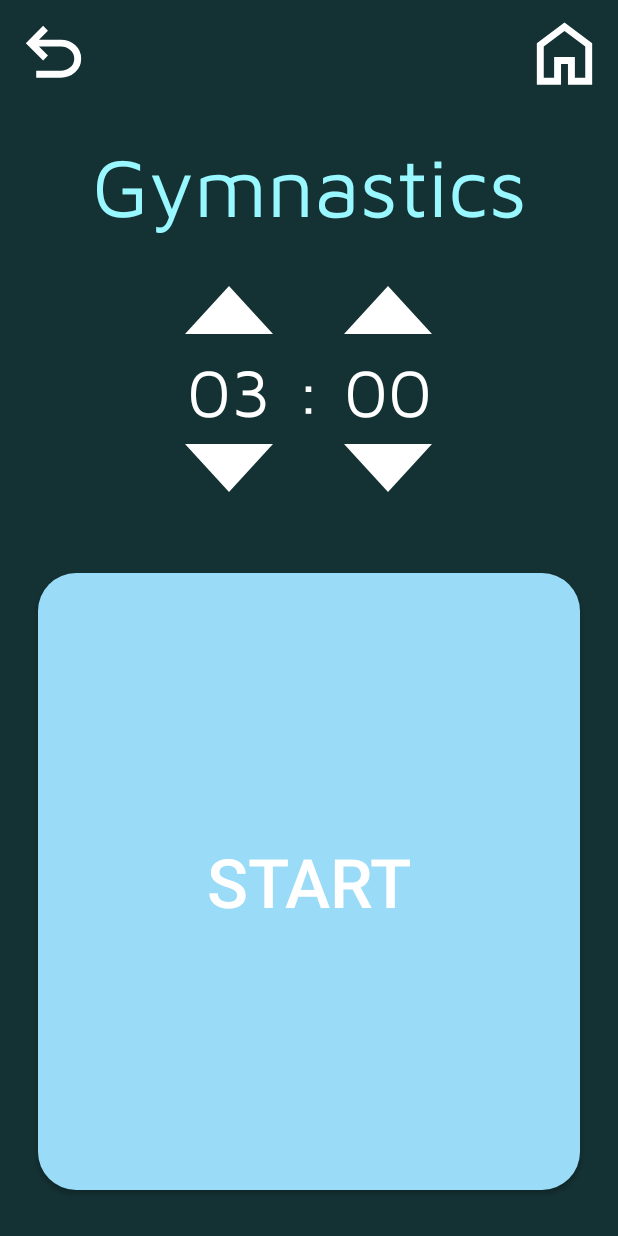
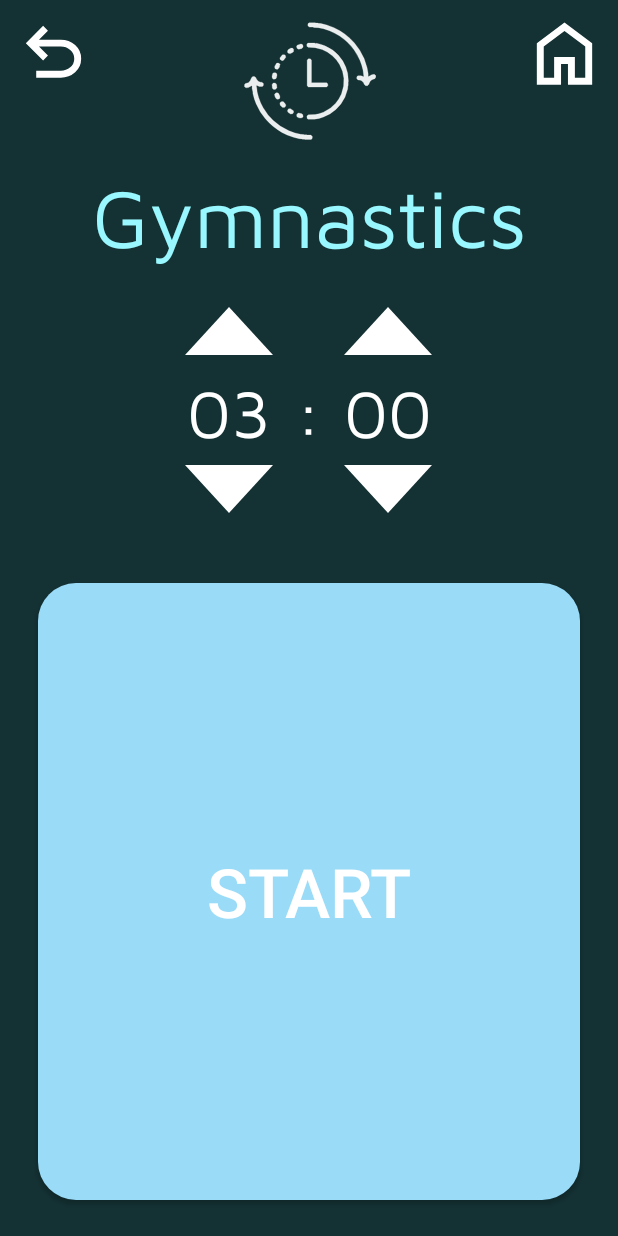
Before and after one commit to grturk/timeroo, an Android app: the screen it shows after launch (MainActivity), on a phone screen of 412 x 824 dp. Run offline under Robolectric (Android 15) with nearby library versions, the phone set to English and light mode, and no system bars.

Commit message:
prva stran dizajn, layout za meni narejen

```diff
--- a/app/build.gradle.kts
+++ b/app/build.gradle.kts
@@ -33,6 +33,7 @@ dependencies {
     implementation("androidx.appcompat:appcompat:1.6.1")
     implementation("com.google.android.material:material:1.11.0")
     implementation("androidx.constraintlayout:constraintlayout:2.1.4")
+    implementation("androidx.activity:activity:1.8.0")
     testImplementation("junit:junit:4.13.2")
     androidTestImplementation("androidx.test.ext:junit:1.1.5")
     androidTestImplementation("androidx.test.espresso:espresso-core:3.5.1")
--- /dev/null
+++ b/app/src/main/res/drawable/rounded_button_green_1.xml
@@ -0,0 +1,5 @@
+<?xml version="1.0" encoding="utf-8"?>
+<shape xmlns:android="http://schemas.android.com/apk/res/android">
+    <solid android:color="@color/firstGreenButton"/>
+    <corners android:radius="25dp" />
+</shape>
--- /dev/null
+++ b/app/src/main/res/drawable/rounded_button_green_2.xml
@@ -0,0 +1,5 @@
+<?xml version="1.0" encoding="utf-8"?>
+<shape xmlns:android="http://schemas.android.com/apk/res/android">
+    <solid android:color="@color/secondGreenButton"/>
+    <corners android:radius="25dp" />
+</shape>
--- /dev/null
+++ b/app/src/main/res/drawable/rounded_button_green_3.xml
@@ -0,0 +1,5 @@
+<?xml version="1.0" encoding="utf-8"?>
+<shape xmlns:android="http://schemas.android.com/apk/res/android">
+    <solid android:color="@color/thirdGreenButton"/>
+    <corners android:radius="25dp" />
+</shape>
--- /dev/null
+++ b/app/src/main/res/drawable/timers.xml
@@ -0,0 +1,108 @@
+<vector xmlns:android="http://schemas.android.com/apk/res/android" xmlns:aapt="http://schemas.android.com/aapt"
+    android:viewportWidth="500"
+    android:viewportHeight="500"
+    android:width="90dp"
+    android:height="90dp">
+    <group
+        android:translateX="0"
+        android:translateY="0">
+        <path
+            android:pathData="M252.5 40L275.5 40L276.5 41L284.5 41L285.5 42L296.5 43L317.5 48L344.5 58Q389.7 78.8 420 114.5Q442 139.5 456 172.5L467 206.5L471 228.5L471 237.5L472.5 239L484.5 232L493.5 231L499 235.5Q500.5 244.5 495.5 247Q483 248.5 478 257.5L473 268.5L468.5 273Q459.1 274.4 457 268.5Q453.8 259.8 446.5 255Q442.4 251.1 433.5 252L429 247.5Q427.5 239.5 431.5 237L433.5 236L444.5 236L455 240L452 215.5Q447.5 195 440 177.5Q422.3 137.7 392.5 110Q365.3 84.2 327.5 69L305.5 62L286.5 58L268.5 57L267.5 56L253.5 56L248 51.5Q246.5 43.5 250.5 41L252.5 40Z"
+            android:fillColor="#FFFFFF"
+            android:fillAlpha="0.9215686"
+            android:strokeColor="#FFFFFF"
+            android:strokeAlpha="0.9215686"
+            android:strokeWidth="1" />
+        <path
+            android:pathData="M248.5 115L272.5 115Q274 117.5 279.5 116L293.5 119L310.5 125Q340.8 137.7 361 160.5Q377.8 178.7 388 203.5L395 226.5L398 257.5L397 258.5L397 272.5L396 273.5L395 285.5L385 315.5Q372.3 342.3 351.5 361Q332.3 378.8 305.5 389L289.5 394L272.5 397L248.5 397L245 394.5L244 385.5L249.5 381L274.5 380L288.5 377L305.5 371Q332.2 359.2 350 338.5Q363.4 323.4 372 303.5L380 274.5L381 245.5L376 219.5L365 194.5Q354.3 175.7 338.5 162Q322.4 147.6 300.5 139L274.5 132L248.5 131L244 126.5Q242.5 118.5 246.5 116L248.5 115Z"
+            android:fillColor="#FFFFFF"
+            android:fillAlpha="0.9215686"
+            android:strokeColor="#FFFFFF"
+            android:strokeAlpha="0.9215686"
+            android:strokeWidth="1" />
+        <path
+            android:pathData="M218.5 119Q226.8 117.7 229 122.5L230 129.5L225.5 135L214.5 138L210.5 137L207 133.5L206 127.5L208 123L218.5 119Z"
+            android:fillColor="#FFFFFF"
+            android:fillAlpha="0.9215686"
+            android:strokeColor="#FFFFFF"
+            android:strokeAlpha="0.9215686"
+            android:strokeWidth="1" />
+        <path
+            android:pathData="M183.5 134Q193.3 132.3 195 138.5Q196.3 147.8 190.5 150L183.5 154L177.5 154L173 150.5L172 144.5L175.5 139L183.5 134Z"
+            android:fillColor="#FFFFFF"
+            android:fillAlpha="0.9215686"
+            android:strokeColor="#FFFFFF"
+            android:strokeAlpha="0.9215686"
+            android:strokeWidth="1" />
+        <path
+            android:pathData="M154.5 158L160.5 158L164 160L166 167.5L158.5 178Q156.2 180.7 150.5 180L145 175.5L144 170.5L152.5 159L154.5 158Z"
+            android:fillColor="#FFFFFF"
+            android:fillAlpha="0.9215686"
+            android:strokeColor="#FFFFFF"
+            android:strokeAlpha="0.9215686"
+            android:strokeWidth="1" />
+        <path
+            android:pathData="M250.5 173Q258.1 171.9 260 176.5L261 178.5L261 262L317.5 262L321 265.5L322 272.5L318.5 277L316.5 278L249.5 278L245 273.5L245 178.5L248.5 174L250.5 173Z"
+            android:fillColor="#FFFFFF"
+            android:fillAlpha="0.9215686"
+            android:strokeColor="#FFFFFF"
+            android:strokeAlpha="0.9215686"
+            android:strokeWidth="1" />
+        <path
+            android:pathData="M133.5 189Q142.1 187.9 144 193.5Q144.7 207.2 136.5 212Q126.8 213.8 125 207.5L125 200.5L131.5 190L133.5 189Z"
+            android:fillColor="#FFFFFF"
+            android:fillAlpha="0.9215686"
+            android:strokeColor="#FFFFFF"
+            android:strokeAlpha="0.9215686"
+            android:strokeWidth="1" />
+        <path
+            android:pathData="M121.5 225L127.5 225L131 227Q133.6 229.3 133 235.5L131 244.5L127.5 248L120.5 249L116 245.5L115 237.5L117 228.5L119.5 226L121.5 225Z"
+            android:fillColor="#FFFFFF"
+            android:fillAlpha="0.9215686"
+            android:strokeColor="#FFFFFF"
+            android:strokeAlpha="0.9215686"
+            android:strokeWidth="1" />
+        <path
+            android:pathData="M43.5 239Q52.9 237.7 55 243.5Q58.3 252.3 65.5 257L72.5 260L77.5 260L83 264.5Q84.5 272.5 80.5 275L78.5 276L67.5 276L57.5 271L57 277.5L58 278.5L60 296.5L65 315.5Q71.7 336.8 82 354.5Q97.5 381.5 119.5 402Q144.1 425.4 177.5 440Q196.9 448.6 220.5 453L232.5 454L233.5 455L243.5 455L244.5 456L258.5 456L264 460.5Q265.5 468.5 261.5 471L259.5 472L236.5 472L235.5 471L227.5 471L226.5 470L215.5 469L194.5 464Q171 457 151.5 446Q116.3 426.2 91 396.5Q69.7 371.8 56 339.5Q48.5 322 44 301.5L44 296.5L41 283.5L41 274.5L39.5 273L27.5 280L18.5 281L13 276.5Q11.5 267.5 16.5 265Q29.1 263.6 34 254.5L39 243.5L43.5 239Z"
+            android:fillColor="#FFFFFF"
+            android:fillAlpha="0.9215686"
+            android:strokeColor="#FFFFFF"
+            android:strokeAlpha="0.9215686"
+            android:strokeWidth="1" />
+        <path
+            android:pathData="M120.5 263Q127.8 261.8 130 265.5L132 269.5L133 280.5L128.5 286L122.5 287L118 285L116 280.5L115 268.5L118.5 264L120.5 263Z"
+            android:fillColor="#FFFFFF"
+            android:fillAlpha="0.9215686"
+            android:strokeColor="#FFFFFF"
+            android:strokeAlpha="0.9215686"
+            android:strokeWidth="1" />
+        <path
+            android:pathData="M131.5 299Q138.1 298.4 140 302.5L144 311.5L144 318.5Q142.1 324.1 133.5 323L129 319.5L125 311.5L125 304.5L128.5 300L131.5 299Z"
+            android:fillColor="#FFFFFF"
+            android:fillAlpha="0.9215686"
+            android:strokeColor="#FFFFFF"
+            android:strokeAlpha="0.9215686"
+            android:strokeWidth="1" />
+        <path
+            android:pathData="M149.5 332Q157.8 330.7 160 335.5L165 341.5L166 347.5L162.5 353L154.5 354L149 349.5Q144.1 346.4 144 338.5L146 334L149.5 332Z"
+            android:fillColor="#FFFFFF"
+            android:fillAlpha="0.9215686"
+            android:strokeColor="#FFFFFF"
+            android:strokeAlpha="0.9215686"
+            android:strokeWidth="1" />
+        <path
+            android:pathData="M177.5 358L183.5 358L194 365.5L195 371.5L191.5 377L183.5 378L174 371.5L172 365.5L175.5 359L177.5 358Z"
+            android:fillColor="#FFFFFF"
+            android:fillAlpha="0.9215686"
+            android:strokeColor="#FFFFFF"
+            android:strokeAlpha="0.9215686"
+            android:strokeWidth="1" />
+        <path
+            android:pathData="M213.5 374L225.5 377L229 380.5L230 387.5L226.5 392L218.5 393L211.5 391L207 387.5L206 380.5L210.5 375L213.5 374Z"
+            android:fillColor="#FFFFFF"
+            android:fillAlpha="0.9215686"
+            android:strokeColor="#FFFFFF"
+            android:strokeAlpha="0.9215686"
+            android:strokeWidth="1" />
+    </group>
+</vector>
--- a/app/src/main/res/layout/activity_main.xml
+++ b/app/src/main/res/layout/activity_main.xml
@@ -7,52 +7,9 @@
     android:background="@color/backgroundColor"
     tools:context=".MainActivity">
 
-
-    <!--TextView
-        android:id="@+id/timeIzpis"
-        android:layout_width="match_parent"
-        android:layout_height="wrap_content"
-        android:text="3:00"
-        android:textSize="75sp"
-        android:gravity="center_horizontal"
-        android:padding="16dp"
-        app:layout_constraintTop_toTopOf="parent"
-        app:layout_constraintBottom_toTopOf="@+id/startButton"
-        app:layout_constraintStart_toStartOf="parent"
-        app:layout_constraintEnd_toEndOf="parent"
-        android:textColor="@color/black"/-->
-    <LinearLayout
+    <include
         android:id="@+id/menuLayout"
-        android:layout_width="match_parent"
-        android:layout_height="wrap_content"
-        android:orientation="horizontal"
-        android:gravity="start"
-        android:padding="8dp"
-        app:layout_constraintTop_toTopOf="parent">
-
-        <!-- "Go back" button -->
-        <ImageButton
-            android:id="@+id/goBackButton"
-            android:layout_width="wrap_content"
-            android:layout_height="wrap_content"
-            android:src="@drawable/undo24px"
-        android:background="@null" />
-
-        <!-- Spacer to push "Home" button to the right -->
-        <Space
-            android:layout_width="0dp"
-            android:layout_height="0dp"
-            android:layout_weight="1" />
-
-        <!-- "Home" button -->
-        <ImageButton
-            android:id="@+id/homeButton"
-            android:layout_width="wrap_content"
-            android:layout_height="wrap_content"
-            android:src="@drawable/home24px"
-        android:background="@null" />
-
-    </LinearLayout>
+        layout="@layout/menu_layout" />
 
     <LinearLayout
         android:id="@+id/titleLinearLayout"
@@ -62,7 +19,7 @@
         app:layout_constraintTop_toBottomOf="@id/menuLayout"
         app:layout_constraintStart_toStartOf="parent"
         app:layout_constraintEnd_toEndOf="parent"
-        android:layout_marginTop="16dp">
+        android:layout_marginTop="2dp">
 
         <TextView
             android:layout_width="wrap_content"
--- /dev/null
+++ b/app/src/main/res/layout/menu_layout.xml
@@ -0,0 +1,54 @@
+<?xml version="1.0" encoding="utf-8"?>
+<androidx.constraintlayout.widget.ConstraintLayout xmlns:android="http://schemas.android.com/apk/res/android"
+    xmlns:app="http://schemas.android.com/apk/res-auto"
+    xmlns:tools="http://schemas.android.com/tools"
+    android:layout_width="match_parent"
+    android:layout_height="wrap_content"
+    android:background="@color/backgroundColor">
+
+    <!-- Menu layout content -->
+    <LinearLayout
+        android:id="@+id/menuLayout"
+        android:layout_width="match_parent"
+        android:layout_height="wrap_content"
+        android:orientation="horizontal"
+        android:gravity="start"
+        android:padding="8dp"
+        app:layout_constraintTop_toTopOf="parent">
+
+        <!-- "Go back" button -->
+        <ImageButton
+            android:id="@+id/goBackButton"
+            android:layout_width="wrap_content"
+            android:layout_height="wrap_content"
+            android:src="@drawable/undo24px"
+            android:background="@null" />
+
+        <!-- Spacer to push "Home" button to the right -->
+        <Space
+            android:layout_width="0dp"
+            android:layout_height="0dp"
+            android:layout_weight="1" />
+        <ImageView
+            android:id="@+id/logoImageView"
+            android:layout_width="wrap_content"
+            android:layout_height="wrap_content"
+            android:src="@drawable/timers"
+            android:layout_marginStart="8dp"
+            android:layout_marginEnd="8dp"/>
+        <Space
+            android:layout_width="0dp"
+            android:layout_height="0dp"
+            android:layout_weight="1" />
+
+        <!-- "Home" button -->
+        <ImageButton
+            android:id="@+id/homeButton"
+            android:layout_width="wrap_content"
+            android:layout_height="wrap_content"
+            android:src="@drawable/home24px"
+            android:background="@null" />
+
+    </LinearLayout>
+
+</androidx.constraintlayout.widget.ConstraintLayout>
--- a/app/src/main/res/values/colors.xml
+++ b/app/src/main/res/values/colors.xml
@@ -3,5 +3,8 @@
     <color name="black">#FF000000</color>
     <color name="white">#FFFFFFFF</color>
     <color name="startButtonColor">#FF9ADBF8</color>
+    <color name="firstGreenButton">#A3C9CC</color>
+    <color name="secondGreenButton">#7A9799</color>
+    <color name="thirdGreenButton">#3D6366</color>
     <color name="backgroundColor">#143133</color>
 </resources>
```
Also changed, not shown: app/src/main/AndroidManifest.xml (+6 -3 lines), app/src/main/java/com/example/stillringstimer/Homepage.java (added, +24 -0 lines), app/src/main/res/layout/activity_homepage.xml (added, +98 -0 lines).
